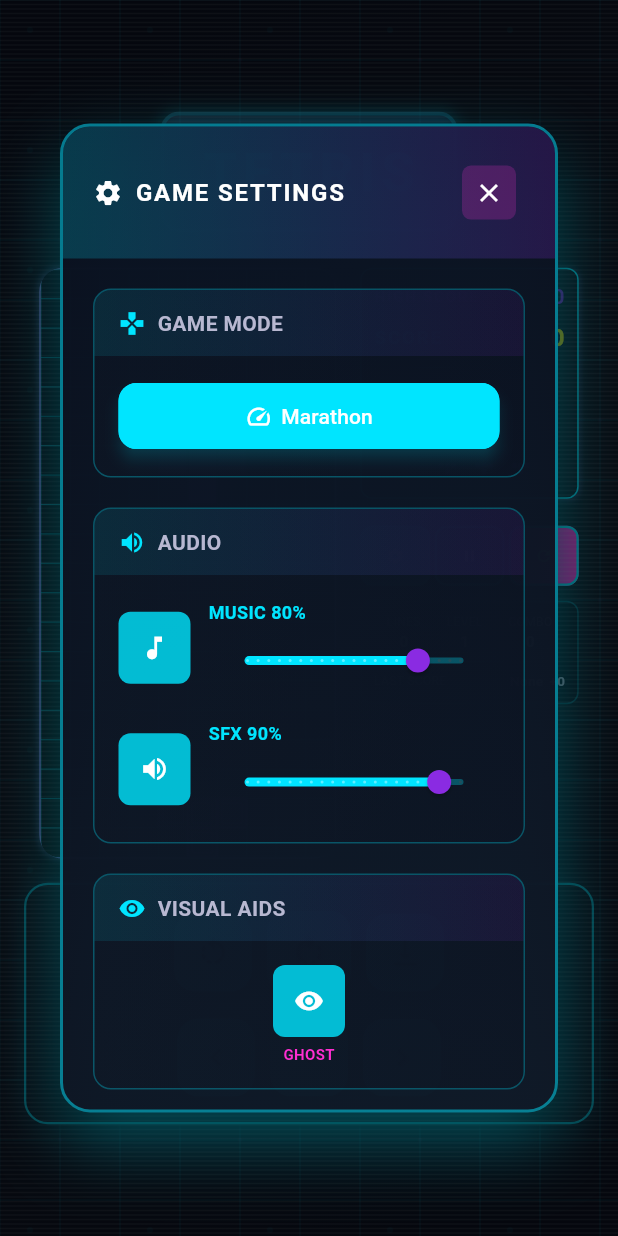
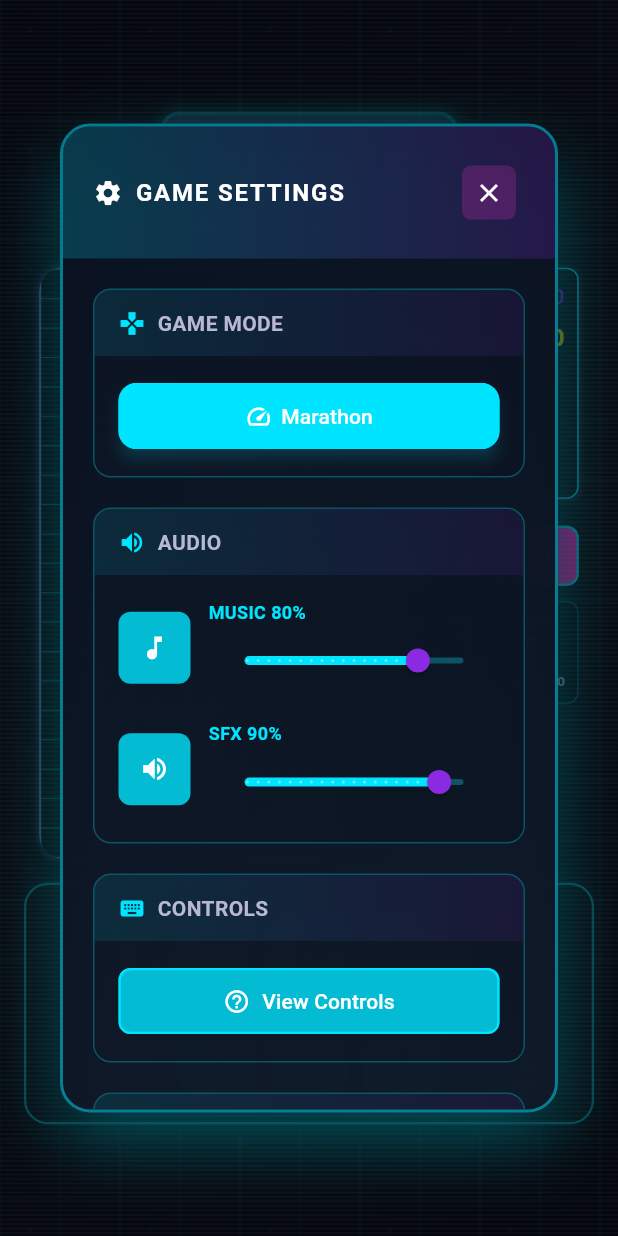
Before and after one commit to CCY0821/flutter_tetris_game, a Flutter app: the screen it shows after launch, after a tap on the "settings" icon, on a phone screen of 412 x 824 dp. Run offline on Flutter 3.47's test engine with Material 3 defaults, Android fonts, the phone set to English and light mode, and no system bars; our stand-ins replace audioplayers, google_mobile_ads, shared_preferences; missing offline and left inert: universal_html; network calls fail.

Commit message:
🗑️ 移除設定頁面 VISUAL AIDS GHOST UI 選項
- 從設定面板中完全移除 GHOST 輔助功能的開關控制
- 用戶無法透過設定頁面關閉或開啟 Ghost 輔助功能
- Ghost 輔助功能將永遠保持啟用狀態
- 保持其他設定選項不變（遊戲模式、音頻、控制說明等）
- 優化設定頁面佈局，自動調整間距

🤖 Generated with [Claude Code](https://claude.ai/code)

Co-Authored-By: Claude <noreply@anthropic.com>

```diff
--- a/lib/widgets/settings_panel.dart
+++ b/lib/widgets/settings_panel.dart
@@ -138,18 +138,6 @@ class SettingsPanel extends StatelessWidget {
                       'AUDIO',
                       Icons.volume_up,
                       child: GameUIComponents.audioControlButton(),
-                    ),
-
-                    const SizedBox(height: 20),
-
-                    // Ghost Piece 設置
-                    _buildSettingSection(
-                      'VISUAL AIDS',
-                      Icons.visibility,
-                      child: GameUIComponents.ghostPieceControlButton(
-                        gameState.isGhostPieceEnabled,
-                        onGhostPieceToggle,
-                      ),
                     ),
 
                     const SizedBox(height: 20),
```
